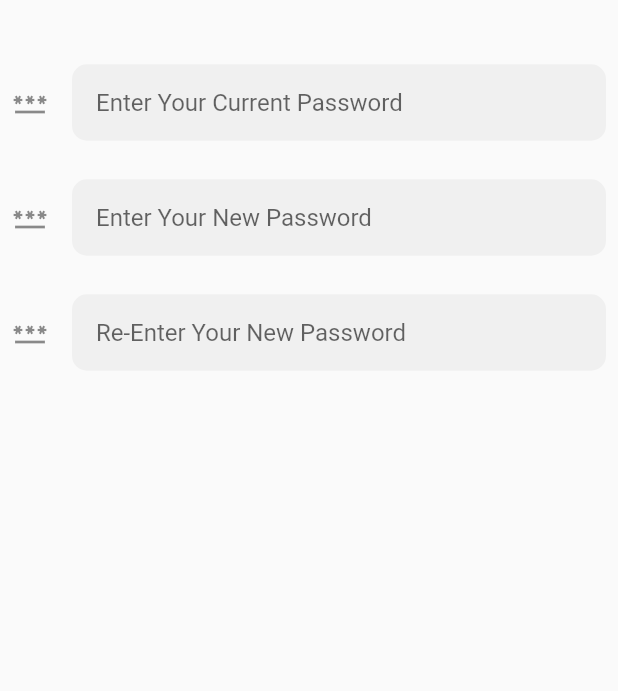
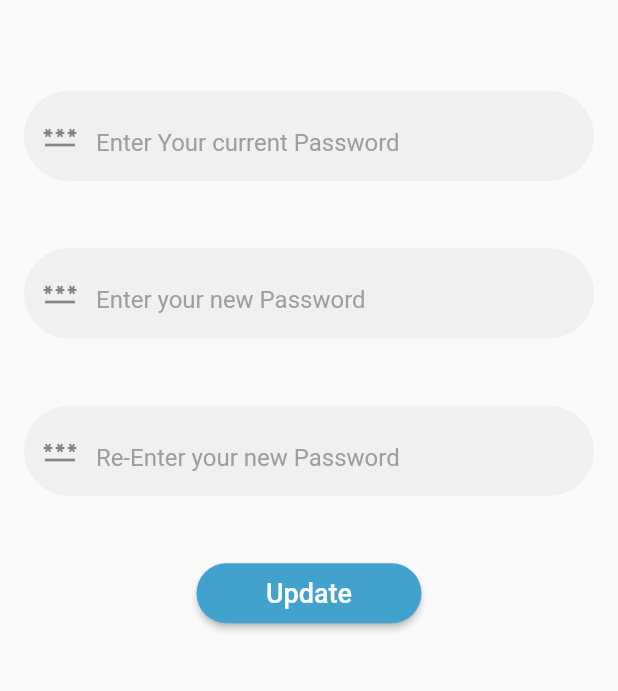
Before and after one commit to diwasneupane/frontend_FeedTheNeed_flutter, a Flutter app: the ChangePassword screen opened by its route, on a phone screen of 412 x 824 dp, the part 366-1057 px from its top. Run offline on Flutter 3.47's test engine with Material 2 defaults, Android fonts, the phone set to English and light mode, and no system bars; our stand-ins replace bottom_navy_bar, dio, email_validator, fl_chart, flutter_pw_validator, google_maps_flutter and 4 more; missing offline and left inert: stories_for_flutter; accounts and stored records are empty.

Commit message:
change password ui cmpleted

```diff
--- a/lib/screens/changepassword.dart
+++ b/lib/screens/changepassword.dart
@@ -8,6 +8,10 @@ class ChangePassword extends StatefulWidget {
 }
 
 class _ChangePasswordState extends State<ChangePassword> {
+  final _globalKey = GlobalKey<FormState>();
+  bool _isHidden = true;
+  bool success = false;
+
   @override
   Widget build(BuildContext context) {
     return Scaffold(
@@ -30,7 +34,8 @@ class _ChangePasswordState extends State<ChangePassword> {
         backgroundColor: Colors.transparent,
         elevation: 0.0,
       ),
-      body: Padding(
+      body: SingleChildScrollView(
+        child: Padding(
           padding: const EdgeInsets.all(8.0),
           child: Column(
             children: [
@@ -48,30 +53,76 @@ class _ChangePasswordState extends State<ChangePassword> {
                 height: 30,
               ),
               Form(
+                key: _globalKey,
+                child: Padding(
+                  padding: const EdgeInsets.all(8.0),
                   child: SizedBox(
-                height: 230,
+                    height: 400,
                     child: Column(
                       mainAxisAlignment: MainAxisAlignment.spaceAround,
                       children: [
-                    TextFormField(
+                        Center(
+                          child: TextFormField(
+                            key: const ValueKey('password'),
                             validator: (value) {
-                        if (value!.isEmpty) {
-                          return 'Please Enter Your Current password';
+                              if (success == false) {
+                                return 'Please fullfill necessary requirements';
                               }
                               return null;
                             },
-                      // controller: _firstnameController,
+                            obscureText: _isHidden,
                             textAlign: TextAlign.left,
                             keyboardType: TextInputType.text,
                             decoration: InputDecoration(
-                        icon: const Icon(Icons.password_outlined),
-                        // icon: const Icon(Icons.calendar_today),
-                        hintText: 'Enter Your Current Password',
+                              hintText: 'Enter Your current Password',
+                              prefixIcon: const Icon(Icons.password),
+                              suffix: InkWell(
+                                onTap: _togglePasswordView,
+                                child: const Icon(Icons.visibility),
+                              ),
                               hintStyle: const TextStyle(
-                          fontSize: 16,
+                                  fontSize: 16, color: Colors.grey),
+                              floatingLabelStyle: const TextStyle(
+                                color: Colors.black,
+                                fontSize: 18,
                               ),
                               border: OutlineInputBorder(
-                          borderRadius: BorderRadius.circular(10),
+                                borderRadius: BorderRadius.circular(50),
+                                borderSide: const BorderSide(
+                                  width: 0,
+                                  style: BorderStyle.none,
+                                ),
+                              ),
+                              filled: true,
+                              contentPadding: const EdgeInsets.all(16),
+                            ),
+                          ),
+                        ),
+                        TextFormField(
+                          validator: (value) {
+                            if (success == false) {
+                              return 'Please fullfill necessary requirements';
+                            }
+                            return null;
+                          },
+                          obscureText: _isHidden,
+                          textAlign: TextAlign.left,
+                          keyboardType: TextInputType.text,
+                          decoration: InputDecoration(
+                            hintText: 'Enter your new Password',
+                            prefixIcon: const Icon(Icons.password),
+                            suffix: InkWell(
+                              onTap: _togglePasswordView,
+                              child: const Icon(Icons.visibility),
+                            ),
+                            hintStyle: const TextStyle(
+                                fontSize: 16, color: Colors.grey),
+                            floatingLabelStyle: const TextStyle(
+                              color: Colors.black,
+                              fontSize: 18,
+                            ),
+                            border: OutlineInputBorder(
+                              borderRadius: BorderRadius.circular(50),
                               borderSide: const BorderSide(
                                 width: 0,
                                 style: BorderStyle.none,
@@ -83,23 +134,29 @@ class _ChangePasswordState extends State<ChangePassword> {
                         ),
                         TextFormField(
                           validator: (value) {
-                        if (value!.isEmpty) {
-                          return 'Please Enter Your New password';
+                            if (success == false) {
+                              return 'Please fullfill necessary requirements';
                             }
                             return null;
                           },
-                      // controller: _firstnameController,
+                          obscureText: _isHidden,
                           textAlign: TextAlign.left,
                           keyboardType: TextInputType.text,
                           decoration: InputDecoration(
-                        icon: const Icon(Icons.password_outlined),
-                        // icon: const Icon(Icons.calendar_today),
-                        hintText: 'Enter Your New Password',
+                            hintText: 'Re-Enter your new Password',
+                            prefixIcon: const Icon(Icons.password),
+                            suffix: InkWell(
+                              onTap: _togglePasswordView,
+                              child: const Icon(Icons.visibility),
+                            ),
                             hintStyle: const TextStyle(
-                          fontSize: 16,
+                                fontSize: 16, color: Colors.grey),
+                            floatingLabelStyle: const TextStyle(
+                              color: Colors.black,
+                              fontSize: 18,
                             ),
                             border: OutlineInputBorder(
-                          borderRadius: BorderRadius.circular(10),
+                              borderRadius: BorderRadius.circular(50),
                               borderSide: const BorderSide(
                                 width: 0,
                                 style: BorderStyle.none,
@@ -109,41 +166,47 @@ class _ChangePasswordState extends State<ChangePassword> {
                             contentPadding: const EdgeInsets.all(16),
                           ),
                         ),
-                    TextFormField(
-                      validator: (value) {
-                        if (value!.isEmpty) {
-                          return 'Please Re-Enter Your New password';
-                        }
-                        return null;
+                        SizedBox(
+                          height: 40,
+                          width: 150,
+                          child: ElevatedButton(
+                            key: const ValueKey('btnUpdate'),
+                            style: ButtonStyle(
+                                foregroundColor:
+                                    MaterialStateProperty.all<Color>(
+                                        Colors.white),
+                                backgroundColor:
+                                    MaterialStateProperty.all<Color>(
+                                        const Color(0xff41A2CD)),
+                                shape: MaterialStateProperty.all<
+                                        RoundedRectangleBorder>(
+                                    RoundedRectangleBorder(
+                                  borderRadius: BorderRadius.circular(20),
+                                ))),
+                            onPressed: () {
+                              if (_globalKey.currentState!.validate()) {}
                             },
-                      // controller: _firstnameController,
-                      textAlign: TextAlign.left,
-                      keyboardType: TextInputType.text,
-                      decoration: InputDecoration(
-                        icon: const Icon(Icons.password_outlined),
-                        // icon: const Icon(Icons.calendar_today),
-                        hintText: 'Re-Enter Your New Password',
-                        hintStyle: const TextStyle(
-                          fontSize: 16,
+                            child: const Text(
+                              "Update",
+                              style: TextStyle(fontSize: 18),
                             ),
-                        border: OutlineInputBorder(
-                          borderRadius: BorderRadius.circular(10),
-                          borderSide: const BorderSide(
-                            width: 0,
-                            style: BorderStyle.none,
-                          ),
-                        ),
-                        filled: true,
-                        contentPadding: const EdgeInsets.all(16),
                           ),
                         ),
                       ],
+                    ),
                   ),
                 ),
               )
             ],
           ),
         ),
+      ),
     );
   }
+
+  void _togglePasswordView() {
+    setState(() {
+      _isHidden = !_isHidden;
+    });
   }
+}
```
Lines whose indentation alone changed are shown as unchanged.
